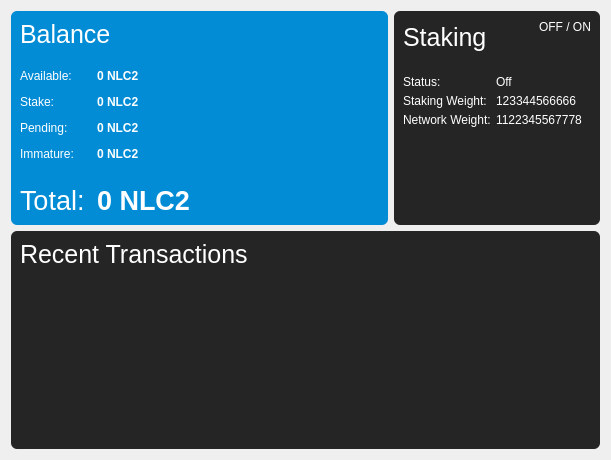
Before: the Qt Designer form src/qt/forms/overviewpage.ui in NoLimitCoin/NoLimitCoin-Core, drawn with Qt 5.
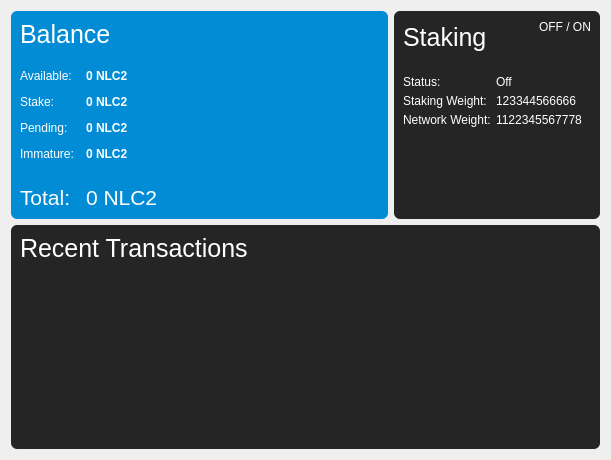
After: the same form once the commit is applied. Icons and pictures are not drawn.

Commit message: updating balance font size and fixing staking icon update code

The edit to the form file:
```diff
--- a/src/qt/forms/overviewpage.ui
+++ b/src/qt/forms/overviewpage.ui
@@ -1401,7 +1401,7 @@
            <widget class="QLabel" name="labelTotalText">
             <property name="font">
              <font>
-              <pointsize>20</pointsize>
+              <pointsize>16</pointsize>
              </font>
             </property>
             <property name="styleSheet">
@@ -1416,9 +1416,7 @@
            <widget class="QLabel" name="labelTotal">
             <property name="font">
              <font>
-              <pointsize>20</pointsize>
-              <weight>75</weight>
-              <bold>true</bold>
+              <pointsize>16</pointsize>
              </font>
             </property>
             <property name="cursor">
```
The commit also changes 1 other file.
